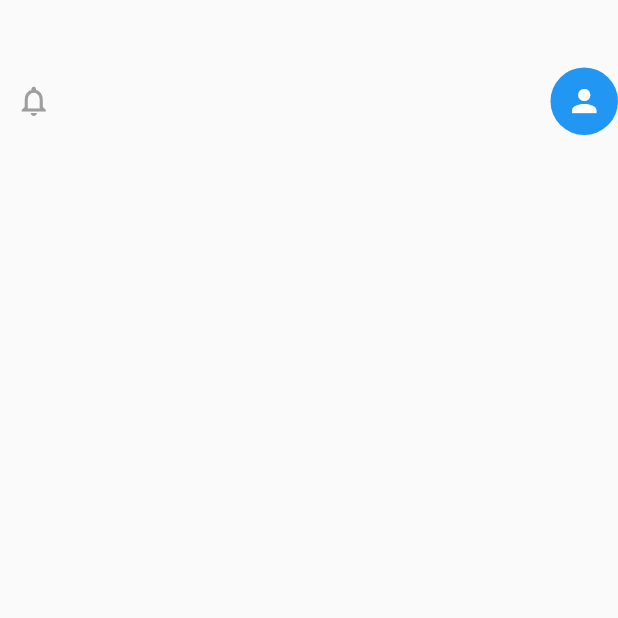
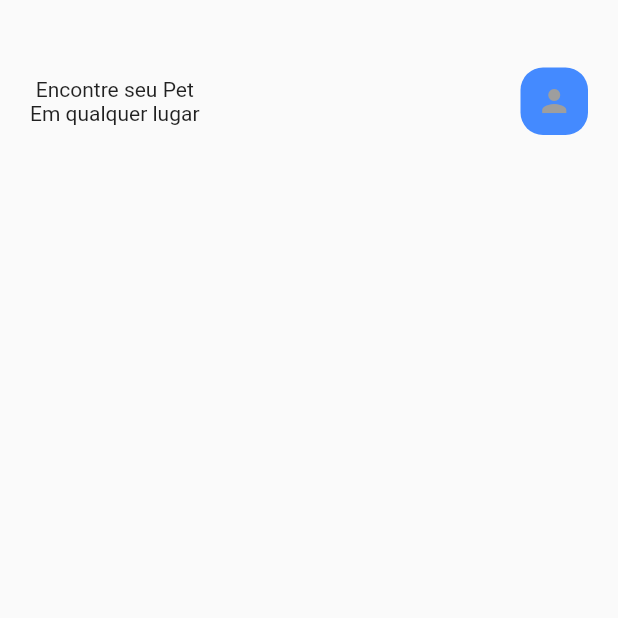
Before and after one commit to MeAdote/Tcc_MeAdote_App, a Flutter app: the HomePage screen opened directly, on a phone screen of 412 x 824 dp, the top half of it. Run offline on Flutter 3.47's test engine with Material 2 defaults, Android fonts, the phone set to English and light mode, and no system bars.

Commit message:
Mudanças simples

```diff
--- a/lib/app/pages/homePage/home_page.dart
+++ b/lib/app/pages/homePage/home_page.dart
@@ -17,52 +17,33 @@ class _HomePageState extends State<HomePage> {
           Container(
             child: Container(
               margin: EdgeInsets.only(top: 45, bottom: 15),
+              padding: EdgeInsets.only(left: 20, right: 20),
               child: Row(
                 mainAxisAlignment: MainAxisAlignment.spaceBetween,
-                crossAxisAlignment: CrossAxisAlignment.center,
                 children: [
                   Column(
                     children: [
-                      Container(
-                        width: 45,
-                        height: 45,
-                        decoration: BoxDecoration(),
-                        child: Align(
-                          alignment: Alignment.topRight,
-                          child: IconButton(
-                            icon: Icon(Icons.notifications_none),
-                            color: Colors.grey,
-                            onPressed: ((() {})),
-                          ),
-                        ),
-                      )
+                      Text("Encontre seu Pet"),
+                      Text("Em qualquer lugar")
                     ],
                   ),
-                  Container(
-                    width: 45,
-                    height: 45,
-                    decoration: BoxDecoration(
-                        borderRadius: BorderRadius.circular(100),
-                        color: Colors.blue),
-                    alignment: Alignment.topRight,
-                    child: Align(
-                      alignment: Alignment.topCenter,
-                      child: IconButton(
-                        icon: Icon(Icons.person),
-                        color: Colors.white,
-                        onPressed: (() {
-                          Navigator.push(
-                            context,
-                            MaterialPageRoute(builder: (context) => Splash()),
-                          );
-                        }),
+                  Center(
+                    child: Container(
+                      width: 45,
+                      height: 45,
+                      child: Icon(
+                        Icons.person,
+                        color: Colors.grey,
                       ),
+                      decoration: BoxDecoration(
+                          borderRadius: BorderRadius.circular(15),
+                          color: Colors.blueAccent),
                     ),
-                  ),
+                  )
                 ],
               ),
             ),
-          )
+          ),
         ],
       ),
     );
```
